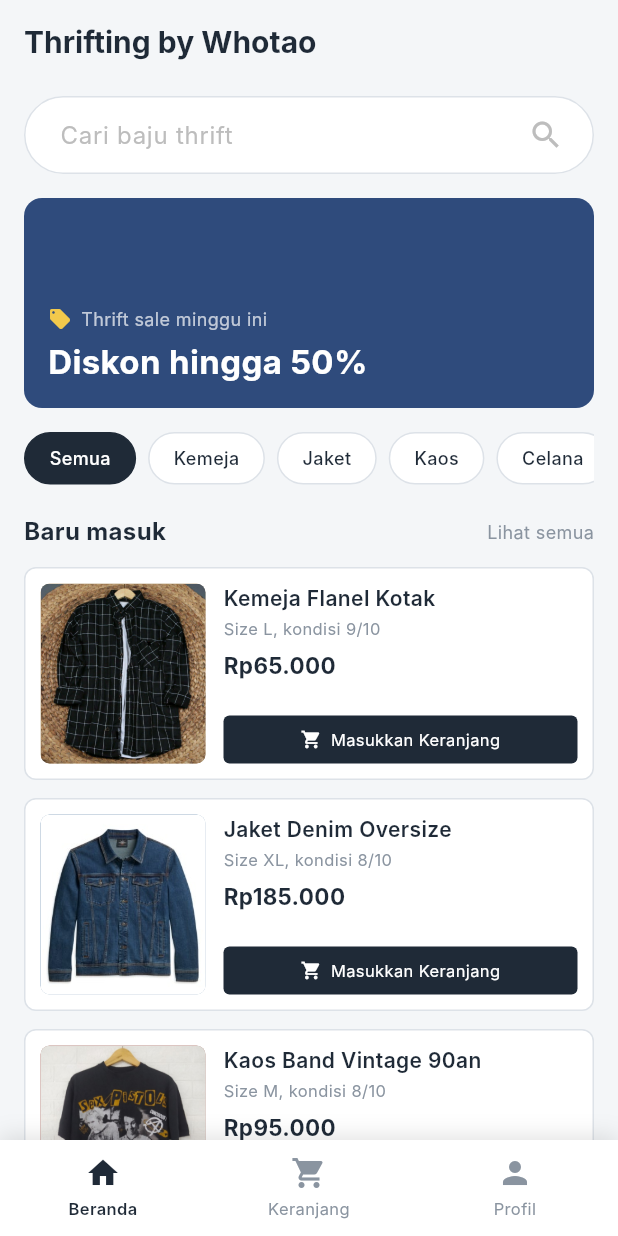
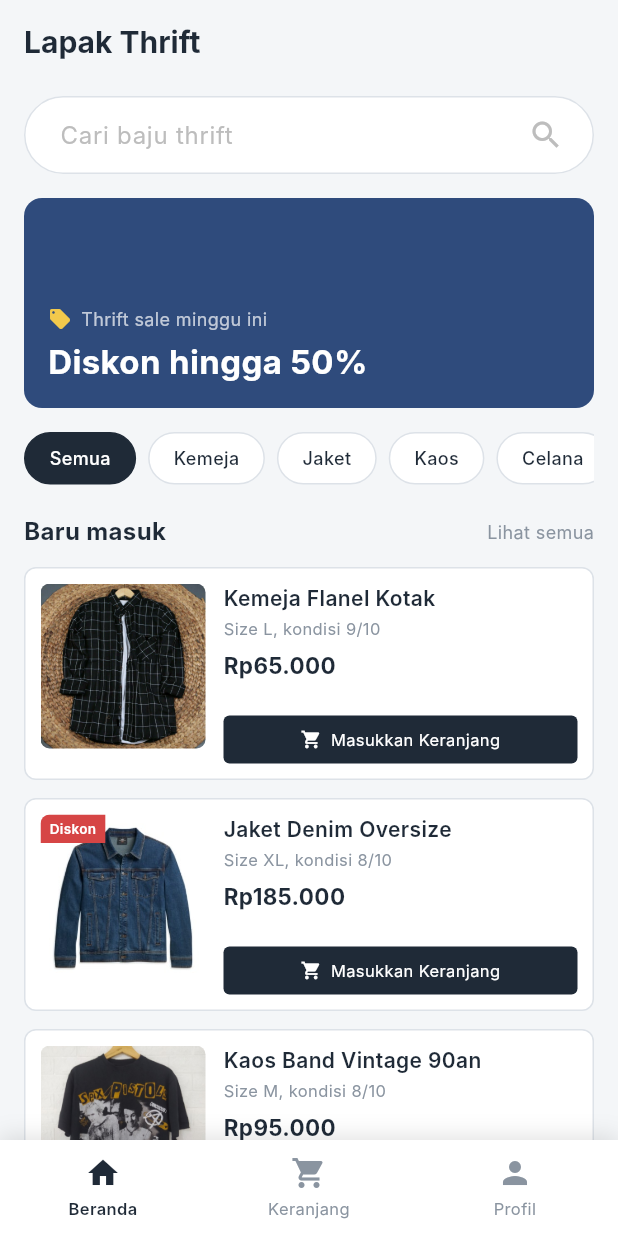
Before and after one commit to 404-DevNotFound/Thrifting-by-Whotao, a Flutter app: the screen it shows after launch, on a phone screen of 412 x 824 dp. Run offline on Flutter 3.47's test engine with Material 3 defaults, Android fonts, the phone set to English and light mode, and no system bars; Roboto replaces fonts that are missing (Inter).

Commit message:
posttest2

```diff
--- a/lib/main.dart
+++ b/lib/main.dart
@@ -1,4 +1,6 @@
 import 'package:flutter/material.dart';
+
+import 'cart_page.dart';
 
 void main() {
   runApp(const MyApp());
@@ -20,15 +22,17 @@ class Produk {
   final String nama;
   final String deskripsi;
   final String harga;
-  final String gambar;
-  final Color warna; // warna placeholder foto produk
+  final Color warna; // warna placeholder foto produk (fallback jika asset gagal dimuat)
+  final String asset; // path gambar di folder assets/products
+  final bool diskon; // true = tampilkan label "Diskon" di foto
 
   const Produk({
     required this.nama,
     required this.deskripsi,
     required this.harga,
-    required this.gambar,
     required this.warna,
+    required this.asset,
+    this.diskon = false,
   });
 }
 
@@ -46,36 +50,37 @@ const List<Produk> daftarProduk = [
     nama: 'Kemeja Flanel Kotak',
     deskripsi: 'Size L, kondisi 9/10',
     harga: 'Rp65.000',
-    gambar: 'image/bajuflanel.jpeg',
     warna: Color(0xFFC9B79C),
+    asset: 'image/bajuflanel.jpeg',
   ),
   Produk(
     nama: 'Jaket Denim Oversize',
     deskripsi: 'Size XL, kondisi 8/10',
     harga: 'Rp185.000',
-    gambar: 'image/jaketdenim.jpg',
     warna: Color(0xFF9DB4C9),
+    asset: 'image/jaketdenim.jpg',
+    diskon: true,
   ),
   Produk(
     nama: 'Kaos Band Vintage 90an',
     deskripsi: 'Size M, kondisi 8/10',
     harga: 'Rp95.000',
-    gambar: 'image/kaosband.jpg',
     warna: Color(0xFFB98E86),
+    asset: 'image/kaosband.jpg',
   ),
   Produk(
     nama: 'Celana Cargo Baggy',
     deskripsi: 'Size 32, kondisi 9/10',
     harga: 'Rp120.000',
-    gambar: 'image/celanacargo.jpeg',
     warna: Color(0xFF8FA58E),
+    asset: 'image/celanacargo.jpeg',
   ),
   Produk(
     nama: 'Hoodie Crewneck Polos',
     deskripsi: 'Size L, kondisi 9/10',
     harga: 'Rp110.000',
-    gambar: 'image/hoodiecrewneck.jpeg',
     warna: Color(0xFF7E8AA6),
+    asset: 'image/hoodiecrewneck.jpeg',
   ),
 ];
 
@@ -88,7 +93,7 @@ class MyApp extends StatelessWidget {
   @override
   Widget build(BuildContext context) {
     return MaterialApp(
-      title: 'Thrifting by Whotao',
+      title: 'Lapak Thrift',
       theme: ThemeData(
         // Font 'Inter' dari modul. Kalau font belum didaftarkan di pubspec.yaml,
         // Flutter otomatis memakai font bawaan (tidak error).
@@ -99,6 +104,16 @@ class MyApp extends StatelessWidget {
       home: const HomePage(),
     );
   }
+}
+
+// ---------------------------------------------------------------------------
+// Navigasi dari HomePage: dipanggil dari bottom nav & tombol "Masukkan Keranjang"
+// ---------------------------------------------------------------------------
+void bukaKeranjang(BuildContext context) {
+  Navigator.push(
+    context,
+    MaterialPageRoute(builder: (context) => const CartPage()),
+  );
 }
 
 // ---------------------------------------------------------------------------
@@ -115,7 +130,7 @@ class HomePage extends StatelessWidget {
         backgroundColor: kPaper,
         scrolledUnderElevation: 0,
         title: const Text(
-          'Thrifting by Whotao',
+          'Lapak Thrift',
           style: TextStyle(
             fontSize: 20,
             fontWeight: FontWeight.w700,
@@ -183,7 +198,17 @@ class HomePage extends StatelessWidget {
           ),
         ),
       ),
-      bottomNavigationBar: const NavBawah(),
+      bottomNavigationBar: NavBawah(
+        activeIndex: 0,
+        onTap: (index) {
+          // index 0 = Beranda (sudah di halaman ini)
+          // index 1 = Keranjang -> buka halaman baru dengan Navigator.push
+          if (index == 1) {
+            bukaKeranjang(context);
+          }
+          // index 2 = Profil, belum ada halamannya
+        },
+      ),
     );
   }
 }
@@ -304,7 +329,73 @@ class KategoriChip extends StatelessWidget {
 }
 
 // ---------------------------------------------------------------------------
-// Card produk: Container, SizedBox, Row, Expanded, Column, Text, Icon
+// Foto produk: Image + Stack + Positioned (label diskon)
+// Dipakai bersama oleh HomePage dan CartPage.
+// ---------------------------------------------------------------------------
+class FotoProduk extends StatelessWidget {
+  final Produk produk;
+  final double ukuran;
+
+  const FotoProduk({super.key, required this.produk, this.ukuran = 110});
+
+  @override
+  Widget build(BuildContext context) {
+    return ClipRRect(
+      borderRadius: BorderRadius.circular(6),
+      // Stack menumpuk foto produk (belakang) dengan label diskon (depan).
+      child: Stack(
+        children: [
+          // Image.asset menampilkan gambar dari folder assets/products.
+          // errorBuilder jadi jaring pengaman: kalau file gambar belum
+          // ditambahkan ke pubspec.yaml, tampilan tetap rapi (kotak warna + ikon)
+          // alih-alih aplikasi crash.
+          Image.asset(
+            produk.asset,
+            width: ukuran,
+            height: ukuran,
+            fit: BoxFit.cover,
+            errorBuilder: (context, error, stackTrace) => Container(
+              width: ukuran,
+              height: ukuran,
+              color: produk.warna,
+              alignment: Alignment.center,
+              child: Icon(
+                Icons.checkroom,
+                size: ukuran * 0.4,
+                color: Colors.white,
+                semanticLabel: 'Foto ${produk.nama}',
+              ),
+            ),
+          ),
+          // Positioned menempatkan label "Diskon" di pojok kiri atas foto.
+          if (produk.diskon)
+            Positioned(
+              top: 0,
+              left: 0,
+              child: Container(
+                padding: const EdgeInsets.symmetric(
+                  horizontal: 6,
+                  vertical: 3,
+                ),
+                color: const Color(0xFFD64545),
+                child: const Text(
+                  'Diskon',
+                  style: TextStyle(
+                    fontSize: 9,
+                    fontWeight: FontWeight.w600,
+                    color: Colors.white,
+                  ),
+                ),
+              ),
+            ),
+        ],
+      ),
+    );
+  }
+}
+
+// ---------------------------------------------------------------------------
+// Card produk: Container, SizedBox, Row, Expanded, Column, Text, Icon, Image
 // ---------------------------------------------------------------------------
 class KartuProduk extends StatelessWidget {
   final Produk produk;
@@ -328,29 +419,7 @@ class KartuProduk extends StatelessWidget {
         child: Row(
           crossAxisAlignment: CrossAxisAlignment.start,
           children: [
-            // Foto produk
-            Container(
-              width: 110,
-              height: 120,
-              alignment: Alignment.center,
-              decoration: BoxDecoration(
-                color: produk.warna,
-                borderRadius: BorderRadius.circular(6),
-              ),
-              clipBehavior: Clip.antiAlias,
-              child: Image.asset(
-                produk.gambar,
-                width: 110,
-                height: 120,
-                fit: BoxFit.cover,
-                semanticLabel: 'Foto ${produk.nama}',
-                errorBuilder: (context, error, stackTrace) => const Icon(
-                  Icons.checkroom,
-                  size: 48,
-                  color: Colors.white,
-                ),
-              ),
-            ),
+            FotoProduk(produk: produk, ukuran: 110),
             const SizedBox(width: 12),
 
             // Info produk mengisi sisa lebar
@@ -393,8 +462,10 @@ class KartuProduk extends StatelessWidget {
                     ],
                   ),
 
-                  // Tombol "Masukkan Keranjang"
-                  Container(
+                  // Tombol "Masukkan Keranjang" -> Navigator.push ke CartPage
+                  GestureDetector(
+                    onTap: () => bukaKeranjang(context),
+                    child: Container(
                       width: double.infinity,
                       padding: const EdgeInsets.symmetric(vertical: 8),
                       decoration: BoxDecoration(
@@ -404,13 +475,18 @@ class KartuProduk extends StatelessWidget {
                       child: const Row(
                         mainAxisAlignment: MainAxisAlignment.center,
                         children: [
-                        Icon(Icons.shopping_cart, size: 14, color: Colors.white),
+                          Icon(
+                            Icons.shopping_cart,
+                            size: 14,
+                            color: Colors.white,
+                          ),
                           SizedBox(width: 6),
                           Text(
                             'Masukkan Keranjang',
                             style: TextStyle(fontSize: 11, color: Colors.white),
                           ),
                         ],
+                      ),
                     ),
                   ),
                 ],
@@ -425,9 +501,13 @@ class KartuProduk extends StatelessWidget {
 
 // ---------------------------------------------------------------------------
 // Navigasi bawah: Container + SafeArea + Padding + Row + Expanded
+// Dipakai bersama oleh HomePage dan CartPage lewat activeIndex & onTap.
 // ---------------------------------------------------------------------------
 class NavBawah extends StatelessWidget {
-  const NavBawah({super.key});
+  final int activeIndex;
+  final ValueChanged<int> onTap;
+
+  const NavBawah({super.key, required this.activeIndex, required this.onTap});
 
   @override
   Widget build(BuildContext context) {
@@ -442,20 +522,44 @@ class NavBawah extends StatelessWidget {
           ),
         ],
       ),
-      child: const SafeArea(
+      child: SafeArea(
         top: false,
         child: Padding(
-          padding: EdgeInsets.symmetric(vertical: 10),
+          padding: const EdgeInsets.symmetric(vertical: 10),
           child: Row(
             children: [
               Expanded(
-                child: ItemNav(icon: Icons.home, label: 'Beranda', aktif: true),
+                child: GestureDetector(
+                  key: const Key('nav_beranda'),
+                  onTap: () => onTap(0),
+                  child: ItemNav(
+                    icon: Icons.home,
+                    label: 'Beranda',
+                    aktif: activeIndex == 0,
+                  ),
+                ),
               ),
               Expanded(
-                child: ItemNav(icon: Icons.shopping_cart, label: 'Keranjang'),
+                child: GestureDetector(
+                  key: const Key('nav_keranjang'),
+                  onTap: () => onTap(1),
+                  child: ItemNav(
+                    icon: Icons.shopping_cart,
+                    label: 'Keranjang',
+                    aktif: activeIndex == 1,
+                  ),
+                ),
               ),
               Expanded(
-                child: ItemNav(icon: Icons.person, label: 'Profil'),
+                child: GestureDetector(
+                  key: const Key('nav_profil'),
+                  onTap: () => onTap(2),
+                  child: ItemNav(
+                    icon: Icons.person,
+                    label: 'Profil',
+                    aktif: activeIndex == 2,
+                  ),
+                ),
               ),
             ],
           ),
```
Also changed, not shown: lib/cart_page.dart (added, +246 -0 lines), 1 other file. Lines whose indentation alone changed are shown as unchanged.
